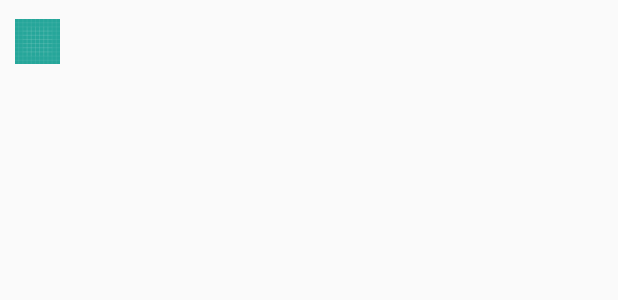
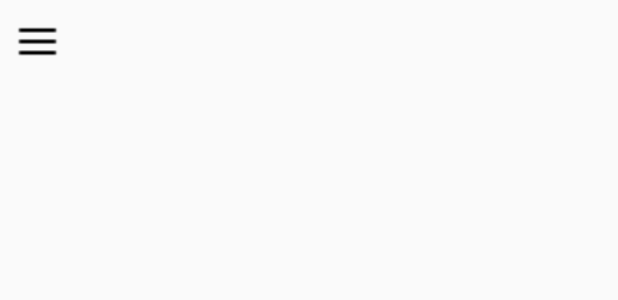
Before and after one commit to dongAsk/coolweather, an Android app: the layout title.xml on its own in the app's theme, with its tools: preview values and no code run, on a phone screen of 412 x 824 dp. Shown: the top 300 px of the screen. Run offline under Robolectric (Android 15) with nearby library versions, the phone set to English and light mode, and no system bars.

Commit message:
修改图标

```diff
--- a/app/src/main/AndroidManifest.xml
+++ b/app/src/main/AndroidManifest.xml
@@ -7,7 +7,7 @@
     <application
         android:name="org.litepal.LitePalApplication"
         android:allowBackup="true"
-        android:icon="@mipmap/ic_launcher"
+        android:icon="@drawable/logo"
         android:label="@string/app_name"
         android:roundIcon="@mipmap/ic_launcher_round"
         android:supportsRtl="true"
--- a/app/src/main/res/layout/choose_area.xml
+++ b/app/src/main/res/layout/choose_area.xml
@@ -21,7 +21,7 @@
             android:layout_marginLeft="10dp"
             android:layout_alignParentLeft="true"
             android:layout_centerVertical="true"
-            android:background="@drawable/ic_launcher_background"/>
+            android:background="@drawable/arrow_left"/>
 
     </RelativeLayout>
     <ListView
--- a/app/src/main/res/layout/title.xml
+++ b/app/src/main/res/layout/title.xml
@@ -9,7 +9,7 @@
         android:layout_marginLeft="10dp"
         android:layout_alignParentLeft="true"
         android:layout_centerVertical="true"
-        android:background="@drawable/ic_launcher_background"/>
+        android:background="@drawable/menu"/>
 
     <TextView
         android:id="@+id/title_city"
```
Also changed, not shown: app/src/main/res/drawable/arrow_left.png (added), app/src/main/res/drawable/logo.png (added), app/src/main/res/drawable/menu.png (added).
